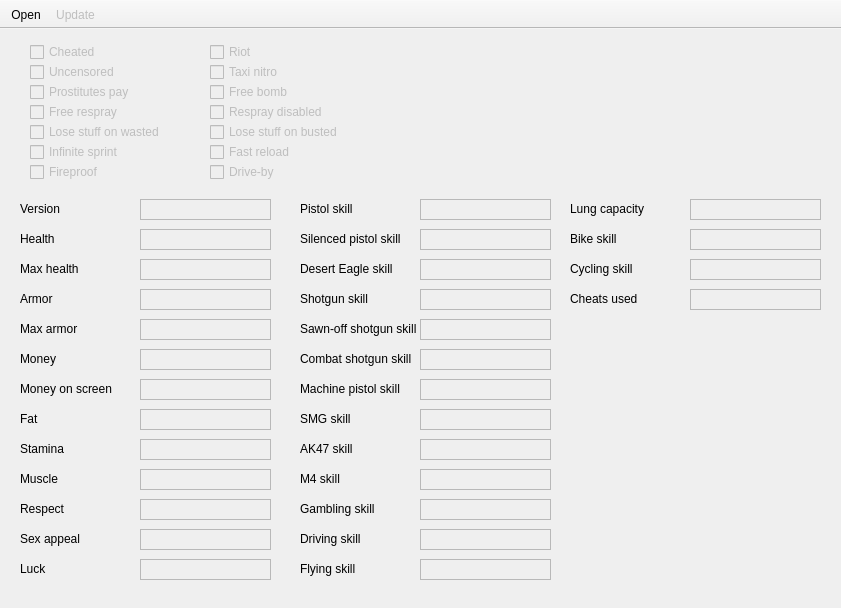
First picture: the form in mainform.ui, repository zyzalfors/GTASASaveEditor, before the edit.
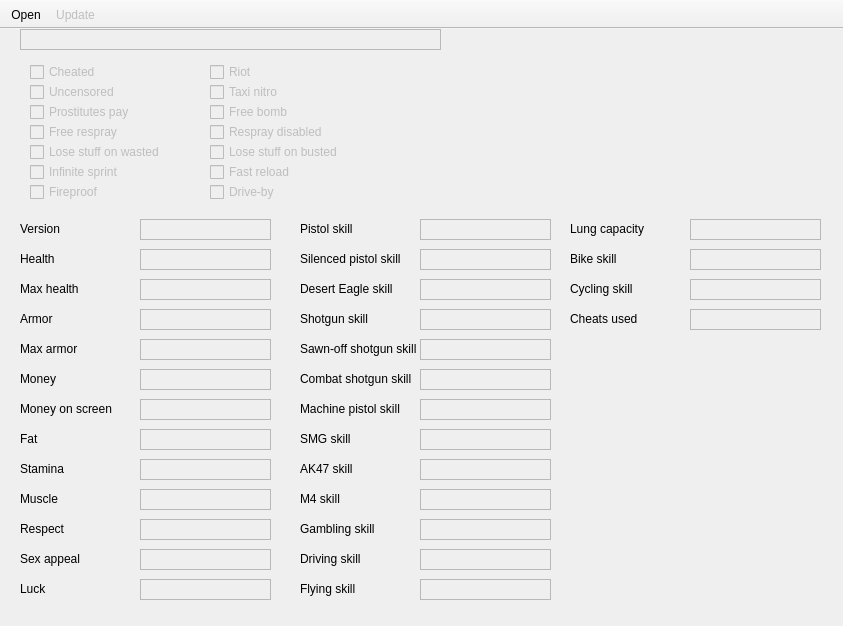
Second picture: the form after the edit. Icons and pictures are not drawn.

The edit to the form file:
```diff
--- a/mainform.ui
+++ b/mainform.ui
@@ -6,8 +6,8 @@
    <rect>
     <x>0</x>
     <y>0</y>
-    <width>841</width>
-    <height>608</height>
+    <width>843</width>
+    <height>626</height>
    </rect>
   </property>
   <property name="acceptDrops">
@@ -24,7 +24,7 @@
     <property name="geometry">
      <rect>
       <x>30</x>
-      <y>10</y>
+      <y>30</y>
       <width>93</width>
       <height>26</height>
      </rect>
@@ -40,7 +40,7 @@
     <property name="geometry">
      <rect>
       <x>210</x>
-      <y>10</y>
+      <y>30</y>
       <width>93</width>
       <height>26</height>
      </rect>
@@ -56,7 +56,7 @@
     <property name="geometry">
      <rect>
       <x>30</x>
-      <y>30</y>
+      <y>50</y>
       <width>101</width>
       <height>26</height>
      </rect>
@@ -72,7 +72,7 @@
     <property name="geometry">
      <rect>
       <x>210</x>
-      <y>30</y>
+      <y>50</y>
       <width>93</width>
       <height>26</height>
      </rect>
@@ -88,7 +88,7 @@
     <property name="geometry">
      <rect>
       <x>30</x>
-      <y>50</y>
+      <y>70</y>
       <width>121</width>
       <height>26</height>
      </rect>
@@ -104,7 +104,7 @@
     <property name="geometry">
      <rect>
       <x>210</x>
-      <y>50</y>
+      <y>70</y>
       <width>101</width>
       <height>26</height>
      </rect>
@@ -120,7 +120,7 @@
     <property name="geometry">
      <rect>
       <x>30</x>
-      <y>70</y>
+      <y>90</y>
       <width>121</width>
       <height>26</height>
      </rect>
@@ -136,7 +136,7 @@
     <property name="geometry">
      <rect>
       <x>210</x>
-      <y>70</y>
+      <y>90</y>
       <width>141</width>
       <height>26</height>
      </rect>
@@ -152,7 +152,7 @@
     <property name="geometry">
      <rect>
       <x>30</x>
-      <y>90</y>
+      <y>110</y>
       <width>161</width>
       <height>26</height>
      </rect>
@@ -168,7 +168,7 @@
     <property name="geometry">
      <rect>
       <x>210</x>
-      <y>90</y>
+      <y>110</y>
       <width>161</width>
       <height>26</height>
      </rect>
@@ -184,7 +184,7 @@
     <property name="geometry">
      <rect>
       <x>30</x>
-      <y>110</y>
+      <y>130</y>
       <width>131</width>
       <height>26</height>
      </rect>
@@ -200,7 +200,7 @@
     <property name="geometry">
      <rect>
       <x>210</x>
-      <y>110</y>
+      <y>130</y>
       <width>101</width>
       <height>26</height>
      </rect>
@@ -216,7 +216,7 @@
     <property name="geometry">
      <rect>
       <x>30</x>
-      <y>130</y>
+      <y>150</y>
       <width>93</width>
       <height>26</height>
      </rect>
@@ -232,7 +232,7 @@
     <property name="geometry">
      <rect>
       <x>210</x>
-      <y>130</y>
+      <y>150</y>
       <width>93</width>
       <height>26</height>
      </rect>
@@ -248,7 +248,7 @@
     <property name="geometry">
      <rect>
       <x>20</x>
-      <y>170</y>
+      <y>190</y>
       <width>63</width>
       <height>20</height>
      </rect>
@@ -264,7 +264,7 @@
     <property name="geometry">
      <rect>
       <x>20</x>
-      <y>200</y>
+      <y>220</y>
       <width>63</width>
       <height>20</height>
      </rect>
@@ -283,7 +283,7 @@
     <property name="geometry">
      <rect>
       <x>140</x>
-      <y>170</y>
+      <y>190</y>
       <width>131</width>
       <height>21</height>
      </rect>
@@ -311,7 +311,7 @@
     <property name="geometry">
      <rect>
       <x>140</x>
-      <y>200</y>
+      <y>220</y>
       <width>131</width>
       <height>21</height>
      </rect>
@@ -339,7 +339,7 @@
     <property name="geometry">
      <rect>
       <x>140</x>
-      <y>230</y>
+      <y>250</y>
       <width>131</width>
       <height>21</height>
      </rect>
@@ -364,7 +364,7 @@
     <property name="geometry">
      <rect>
       <x>20</x>
-      <y>230</y>
+      <y>250</y>
       <width>81</width>
       <height>20</height>
      </rect>
@@ -383,7 +383,7 @@
     <property name="geometry">
      <rect>
       <x>140</x>
-      <y>260</y>
+      <y>280</y>
       <width>131</width>
       <height>21</height>
      </rect>
@@ -411,7 +411,7 @@
     <property name="geometry">
      <rect>
       <x>140</x>
-      <y>290</y>
+      <y>310</y>
       <width>131</width>
       <height>21</height>
      </rect>
@@ -439,7 +439,7 @@
     <property name="geometry">
      <rect>
       <x>140</x>
-      <y>320</y>
+      <y>340</y>
       <width>131</width>
       <height>21</height>
      </rect>
@@ -467,7 +467,7 @@
     <property name="geometry">
      <rect>
       <x>140</x>
-      <y>350</y>
+      <y>370</y>
       <width>131</width>
       <height>21</height>
      </rect>
@@ -498,7 +498,7 @@
     <property name="geometry">
      <rect>
       <x>20</x>
-      <y>260</y>
+      <y>280</y>
       <width>81</width>
       <height>20</height>
      </rect>
@@ -514,7 +514,7 @@
     <property name="geometry">
      <rect>
       <x>20</x>
-      <y>290</y>
+      <y>310</y>
       <width>81</width>
       <height>20</height>
      </rect>
@@ -530,7 +530,7 @@
     <property name="geometry">
      <rect>
       <x>20</x>
-      <y>320</y>
+      <y>340</y>
       <width>81</width>
       <height>20</height>
      </rect>
@@ -546,7 +546,7 @@
     <property name="geometry">
      <rect>
       <x>20</x>
-      <y>350</y>
+      <y>370</y>
       <width>121</width>
       <height>20</height>
      </rect>
@@ -562,7 +562,7 @@
     <property name="geometry">
      <rect>
       <x>20</x>
-      <y>380</y>
+      <y>400</y>
       <width>121</width>
       <height>20</height>
      </rect>
@@ -581,7 +581,7 @@
     <property name="geometry">
      <rect>
       <x>140</x>
-      <y>380</y>
+      <y>400</y>
       <width>131</width>
       <height>21</height>
      </rect>
@@ -612,7 +612,7 @@
     <property name="geometry">
      <rect>
       <x>20</x>
-      <y>410</y>
+      <y>430</y>
       <width>121</width>
       <height>20</height>
      </rect>
@@ -628,7 +628,7 @@
     <property name="geometry">
      <rect>
       <x>20</x>
-      <y>440</y>
+      <y>460</y>
       <width>121</width>
       <height>20</height>
      </rect>
@@ -644,7 +644,7 @@
     <property name="geometry">
      <rect>
       <x>20</x>
-      <y>470</y>
+      <y>490</y>
       <width>121</width>
       <height>20</height>
      </rect>
@@ -660,7 +660,7 @@
     <property name="geometry">
      <rect>
       <x>20</x>
-      <y>500</y>
+      <y>520</y>
       <width>121</width>
       <height>20</height>
      </rect>
@@ -679,7 +679,7 @@
     <property name="geometry">
      <rect>
       <x>140</x>
-      <y>410</y>
+      <y>430</y>
       <width>131</width>
       <height>21</height>
      </rect>
@@ -713,7 +713,7 @@
     <property name="geometry">
      <rect>
       <x>140</x>
-      <y>440</y>
+      <y>460</y>
       <width>131</width>
       <height>21</height>
      </rect>
@@ -747,7 +747,7 @@
     <property name="geometry">
      <rect>
       <x>140</x>
-      <y>470</y>
+      <y>490</y>
       <width>131</width>
       <height>21</height>
      </rect>
@@ -781,7 +781,7 @@
     <property name="geometry">
      <rect>
       <x>140</x>
-      <y>500</y>
+      <y>520</y>
       <width>131</width>
       <height>21</height>
      </rect>
@@ -812,7 +812,7 @@
     <property name="geometry">
      <rect>
       <x>20</x>
-      <y>530</y>
+      <y>550</y>
       <width>121</width>
       <height>20</height>
      </rect>
@@ -828,7 +828,7 @@
     <property name="geometry">
      <rect>
       <x>300</x>
-      <y>170</y>
+      <y>190</y>
       <width>121</width>
       <height>20</height>
      </rect>
@@ -844,7 +844,7 @@
     <property name="geometry">
      <rect>
       <x>300</x>
-      <y>200</y>
+      <y>220</y>
       <width>121</width>
       <height>20</height>
      </rect>
@@ -860,7 +860,7 @@
     <property name="geometry">
      <rect>
       <x>300</x>
-      <y>230</y>
+      <y>250</y>
       <width>121</width>
       <height>20</height>
      </rect>
@@ -876,7 +876,7 @@
     <property name="geometry">
      <rect>
       <x>300</x>
-      <y>260</y>
+      <y>280</y>
       <width>121</width>
       <height>20</height>
      </rect>
@@ -892,7 +892,7 @@
     <property name="geometry">
      <rect>
       <x>300</x>
-      <y>290</y>
+      <y>310</y>
       <width>121</width>
       <height>20</height>
      </rect>
@@ -908,7 +908,7 @@
     <property name="geometry">
      <rect>
       <x>300</x>
-      <y>320</y>
+      <y>340</y>
       <width>121</width>
       <height>20</height>
      </rect>
@@ -924,7 +924,7 @@
     <property name="geometry">
      <rect>
       <x>300</x>
-      <y>350</y>
+      <y>370</y>
       <width>121</width>
       <height>20</height>
      </rect>
@@ -940,7 +940,7 @@
     <property name="geometry">
      <rect>
       <x>300</x>
-      <y>380</y>
+      <y>400</y>
       <width>121</width>
       <height>20</height>
      </rect>
@@ -956,7 +956,7 @@
     <property name="geometry">
      <rect>
       <x>300</x>
-      <y>410</y>
+      <y>430</y>
       <width>121</width>
       <height>20</height>
      </rect>
@@ -975,7 +975,7 @@
     <property name="geometry">
      <rect>
       <x>140</x>
-      <y>530</y>
+      <y>550</y>
       <width>131</width>
       <height>21</height>
      </rect>
@@ -1009,7 +1009,7 @@
     <property name="geometry">
      <rect>
       <x>420</x>
-      <y>170</y>
+      <y>190</y>
       <width>131</width>
       <height>21</height>
      </rect>
@@ -1043,7 +1043,7 @@
     <property name="geometry">
      <rect>
       <x>420</x>
-      <y>200</y>
+      <y>220</y>
       <width>131</width>
       <height>21</height>
      </rect>
@@ -1077,7 +1077,7 @@
     <property name="geometry">
      <rect>
       <x>420</x>
-      <y>230</y>
+      <y>250</y>
       <width>131</width>
       <height>21</height>
      </rect>
@@ -1111,7 +1111,7 @@
     <property name="geometry">
      <rect>
       <x>420</x>
-      <y>260</y>
+      <y>280</y>
       <width>131</width>
       <height>21</height>
      </rect>
@@ -1145,7 +1145,7 @@
     <property name="geometry">
      <rect>
       <x>420</x>
-      <y>290</y>
+      <y>310</y>
       <width>131</width>
       <height>21</height>
      </rect>
@@ -1179,7 +1179,7 @@
     <property name="geometry">
      <rect>
       <x>420</x>
-      <y>320</y>
+      <y>340</y>
       <width>131</width>
       <height>21</height>
      </rect>
@@ -1213,7 +1213,7 @@
     <property name="geometry">
      <rect>
       <x>420</x>
-      <y>350</y>
+      <y>370</y>
       <width>131</width>
       <height>21</height>
      </rect>
@@ -1247,7 +1247,7 @@
     <property name="geometry">
      <rect>
       <x>420</x>
-      <y>380</y>
+      <y>400</y>
       <width>131</width>
       <height>21</height>
      </rect>
@@ -1281,7 +1281,7 @@
     <property name="geometry">
      <rect>
       <x>420</x>
-      <y>410</y>
+      <y>430</y>
       <width>131</width>
       <height>21</height>
      </rect>
@@ -1312,7 +1312,7 @@
     <property name="geometry">
      <rect>
       <x>300</x>
-      <y>440</y>
+      <y>460</y>
       <width>121</width>
       <height>20</height>
      </rect>
@@ -1331,7 +1331,7 @@
     <property name="geometry">
      <rect>
       <x>420</x>
-      <y>440</y>
+      <y>460</y>
       <width>131</width>
       <height>21</height>
      </rect>
@@ -1362,7 +1362,7 @@
     <property name="geometry">
      <rect>
       <x>300</x>
-      <y>470</y>
+      <y>490</y>
       <width>121</width>
       <height>20</height>
      </rect>
@@ -1378,7 +1378,7 @@
     <property name="geometry">
      <rect>
       <x>300</x>
-      <y>500</y>
+      <y>520</y>
       <width>121</width>
       <height>20</height>
      </rect>
@@ -1394,7 +1394,7 @@
     <property name="geometry">
      <rect>
       <x>300</x>
-      <y>530</y>
+      <y>550</y>
       <width>121</width>
       <height>20</height>
      </rect>
@@ -1413,7 +1413,7 @@
     <property name="geometry">
      <rect>
       <x>420</x>
-      <y>470</y>
+      <y>490</y>
       <width>131</width>
       <height>21</height>
      </rect>
@@ -1447,7 +1447,7 @@
     <property name="geometry">
      <rect>
       <x>420</x>
-      <y>500</y>
+      <y>520</y>
       <width>131</width>
       <height>21</height>
      </rect>
@@ -1481,7 +1481,7 @@
     <property name="geometry">
      <rect>
       <x>420</x>
-      <y>530</y>
+      <y>550</y>
       <width>131</width>
       <height>21</height>
      </rect>
@@ -1512,7 +1512,7 @@
     <property name="geometry">
      <rect>
       <x>570</x>
-      <y>170</y>
+      <y>190</y>
       <width>121</width>
       <height>20</height>
      </rect>
@@ -1528,7 +1528,7 @@
     <property name="geometry">
      <rect>
       <x>570</x>
-      <y>200</y>
+      <y>220</y>
       <width>121</width>
       <height>20</height>
      </rect>
@@ -1544,7 +1544,7 @@
     <property name="geometry">
      <rect>
       <x>570</x>
-      <y>230</y>
+      <y>250</y>
       <width>121</width>
       <height>20</height>
      </rect>
@@ -1560,7 +1560,7 @@
     <property name="geometry">
      <rect>
       <x>570</x>
-      <y>260</y>
+      <y>280</y>
       <width>121</width>
       <height>20</height>
      </rect>
@@ -1579,7 +1579,7 @@
     <property name="geometry">
      <rect>
       <x>690</x>
-      <y>170</y>
+      <y>190</y>
       <width>131</width>
       <height>21</height>
      </rect>
@@ -1613,7 +1613,7 @@
     <property name="geometry">
      <rect>
       <x>690</x>
-      <y>200</y>
+      <y>220</y>
       <width>131</width>
       <height>21</height>
      </rect>
@@ -1647,7 +1647,7 @@
     <property name="geometry">
      <rect>
       <x>690</x>
-      <y>230</y>
+      <y>250</y>
       <width>131</width>
       <height>21</height>
      </rect>
@@ -1681,7 +1681,7 @@
     <property name="geometry">
      <rect>
       <x>690</x>
-      <y>260</y>
+      <y>280</y>
       <width>131</width>
       <height>21</height>
      </rect>
@@ -1708,6 +1708,34 @@
      <string/>
     </property>
    </widget>
+   <widget class="QPlainTextEdit" name="text0">
+    <property name="enabled">
+     <bool>false</bool>
+    </property>
+    <property name="geometry">
+     <rect>
+      <x>20</x>
+      <y>0</y>
+      <width>421</width>
+      <height>21</height>
+     </rect>
+    </property>
+    <property name="acceptDrops">
+     <bool>false</bool>
+    </property>
+    <property name="verticalScrollBarPolicy">
+     <enum>Qt::ScrollBarPolicy::ScrollBarAlwaysOff</enum>
+    </property>
+    <property name="horizontalScrollBarPolicy">
+     <enum>Qt::ScrollBarPolicy::ScrollBarAlwaysOff</enum>
+    </property>
+    <property name="documentTitle">
+     <string>Path</string>
+    </property>
+    <property name="undoRedoEnabled">
+     <bool>false</bool>
+    </property>
+   </widget>
   </widget>
   <widget class="QToolBar" name="toolBar">
    <property name="windowTitle">
```
